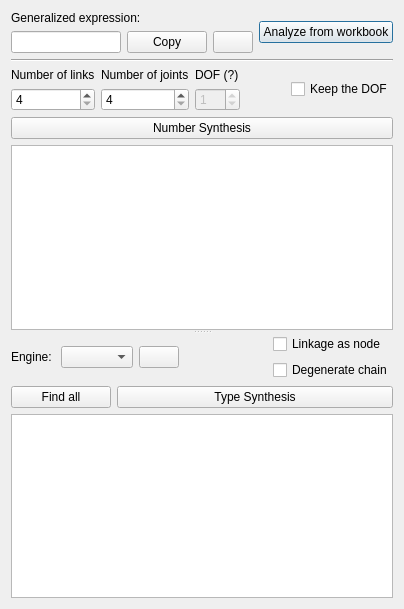
KmolYuan/Pyslvs-UI, file core/synthesis/NumberAndTypeSynthesis/Permutations.ui: the form before one commit.
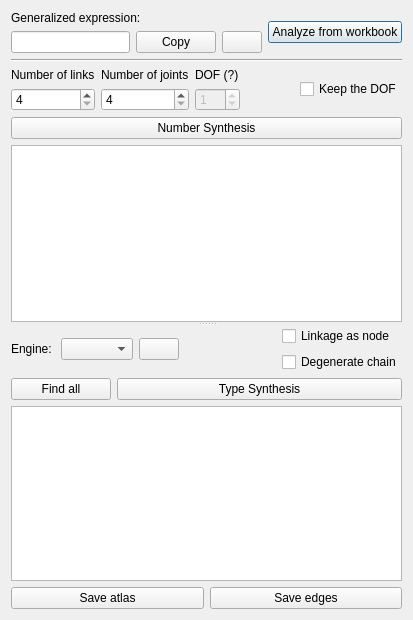
The form after the commit. Icons and pictures are not drawn.

Commit message: Add the function about output atlas image and edges expression.

What changed in the file:
```diff
--- a/core/synthesis/NumberAndTypeSynthesis/Permutations.ui
+++ b/core/synthesis/NumberAndTypeSynthesis/Permutations.ui
@@ -6,8 +6,8 @@
    <rect>
     <x>0</x>
     <y>0</y>
-    <width>404</width>
-    <height>609</height>
+    <width>413</width>
+    <height>620</height>
    </rect>
   </property>
   <property name="windowTitle">
@@ -307,6 +307,32 @@
          </property>
         </widget>
        </item>
+       <item>
+        <layout class="QHBoxLayout" name="horizontalLayout_6">
+         <item>
+          <widget class="QPushButton" name="save_atlas">
+           <property name="text">
+            <string>Save atlas</string>
+           </property>
+           <property name="icon">
+            <iconset resource="../../../icons.qrc">
+             <normaloff>:/icons/picture.png</normaloff>:/icons/picture.png</iconset>
+           </property>
+          </widget>
+         </item>
+         <item>
+          <widget class="QPushButton" name="save_edges">
+           <property name="text">
+            <string>Save edges</string>
+           </property>
+           <property name="icon">
+            <iconset resource="../../../icons.qrc">
+             <normaloff>:/icons/properties.png</normaloff>:/icons/properties.png</iconset>
+           </property>
+          </widget>
+         </item>
+        </layout>
+       </item>
       </layout>
      </widget>
     </widget>
```
The commit also changes 3 other files.
